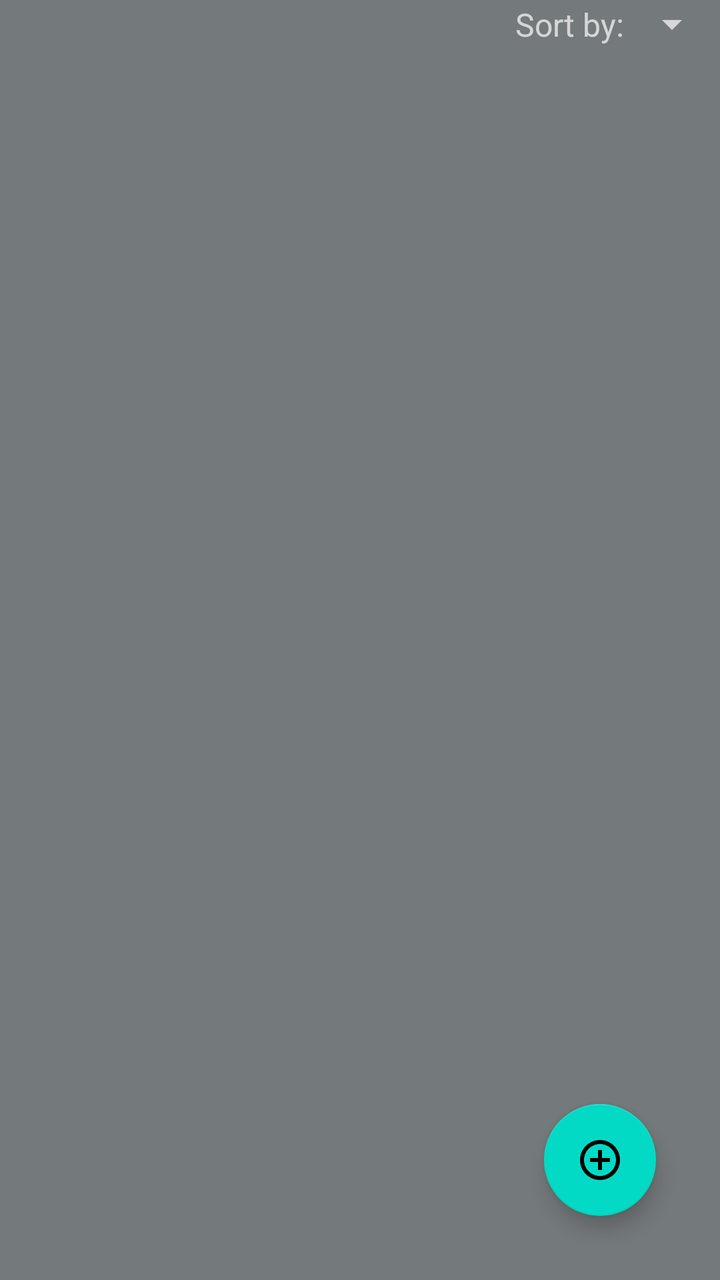
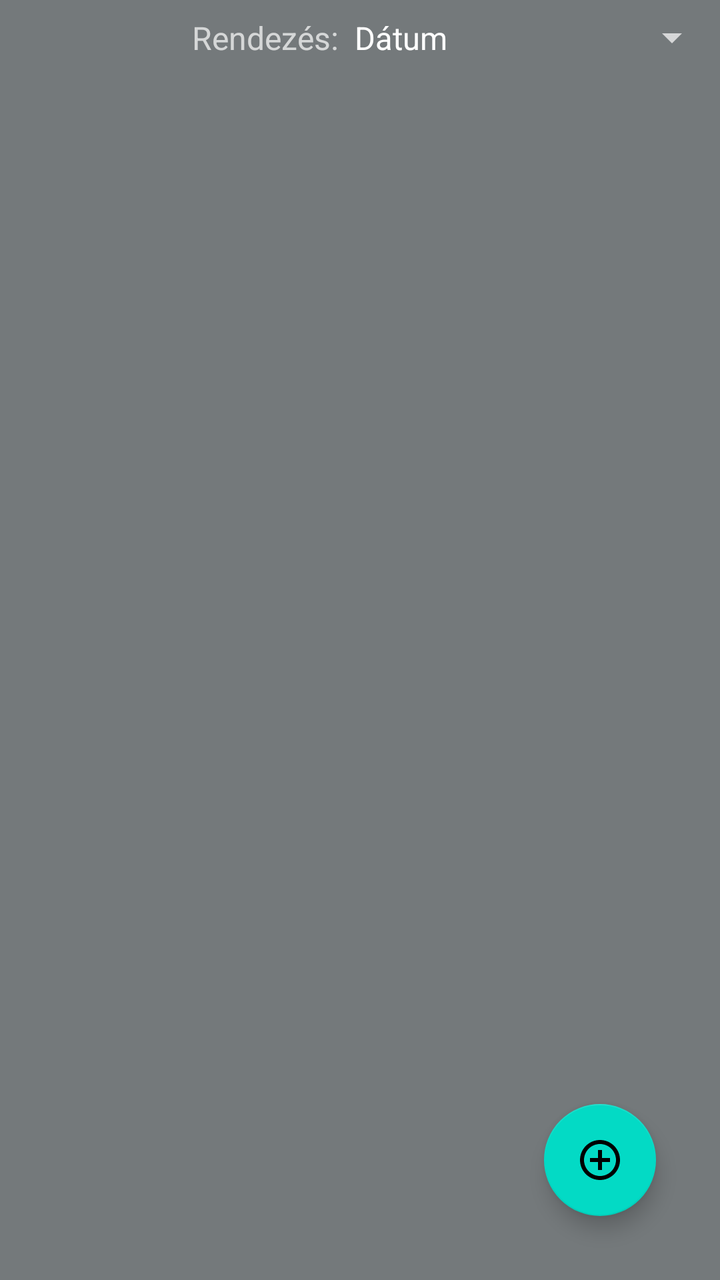

The first picture is an Android layout as it rendered before a commit; the second is the same layout after the commit. The layout source and the unified diff follow.
<!-- AndroidManifest.xml: application theme AppTheme -->
<!-- res/layout/fragment_run.xml -->
<?xml version="1.0" encoding="utf-8"?>
<androidx.constraintlayout.widget.ConstraintLayout xmlns:android="http://schemas.android.com/apk/res/android"
    xmlns:app="http://schemas.android.com/apk/res-auto"
    xmlns:tools="http://schemas.android.com/tools"
    android:layout_width="match_parent"
    android:layout_height="match_parent">

    <Spinner
        android:id="@+id/spFilter"
        android:layout_width="wrap_content"
        android:layout_height="wrap_content"
        android:paddingTop="8dp"
        android:paddingBottom="8dp"
        app:layout_constraintEnd_toEndOf="parent"
        app:layout_constraintTop_toTopOf="parent" />

    <TextView
        android:id="@+id/tvFilterBy"
        android:layout_width="wrap_content"
        android:layout_height="wrap_content"
        android:text="Sort by:"
        android:textSize="16sp"
        app:layout_constraintBottom_toBottomOf="@+id/spFilter"
        app:layout_constraintEnd_toStartOf="@+id/spFilter"
        app:layout_constraintTop_toTopOf="parent" />

    <androidx.recyclerview.widget.RecyclerView
        android:id="@+id/rvRuns"
        android:layout_width="match_parent"
        android:layout_height="0dp"
        app:layout_constraintBottom_toBottomOf="parent"
        app:layout_constraintEnd_toEndOf="parent"
        app:layout_constraintHorizontal_bias="0.5"
        app:layout_constraintStart_toStartOf="parent"
        app:layout_constraintTop_toBottomOf="@+id/spFilter" />

    <com.google.android.material.floatingactionbutton.FloatingActionButton
        android:id="@+id/starttrack"
        android:layout_width="wrap_content"
        android:layout_height="wrap_content"
        android:src="@drawable/ic_add"
        app:backgroundTint="@color/colorAccent"
        app:fabSize="normal"
        app:rippleColor="@android:color/white"
        android:layout_marginEnd="32dp"
        android:layout_marginBottom="32dp"
        app:layout_constraintBottom_toBottomOf="parent"
        app:layout_constraintEnd_toEndOf="parent"
        app:tint="@android:color/black" />

</androidx.constraintlayout.widget.ConstraintLayout>
<!-- resources referenced by this layout -->
<resources>
  <!-- drawable ic_add (drawable) -->
  <vector xmlns:android="http://schemas.android.com/apk/res/android"
      android:width="24dp"
      android:height="24dp"
      android:viewportWidth="24"
      android:viewportHeight="24"
      android:tint="?attr/colorControlNormal">
    <path
        android:fillColor="@android:color/white"
        android:pathData="M13,7h-2v4L7,11v2h4v4h2v-4h4v-2h-4L13,7zM12,2C6.48,2 2,6.48 2,12s4.48,10 10,10 10,-4.48 10,-10S17.52,2 12,2zM12,20c-4.41,0 -8,-3.59 -8,-8s3.59,-8 8,-8 8,3.59 8,8 -3.59,8 -8,8z"/>
  </vector>
  <style name="AppTheme" parent="Theme.MaterialComponents.NoActionBar">
          
          <item name="colorPrimary">@color/gray</item>
          <item name="colorSecondary">@color/gray</item>
          <item name="android:colorBackground">@color/gray</item>
          <item name="colorError">@color/black</item>
  
          
          <item name="colorPrimaryVariant">@android:color/white</item>
          <item name="colorSecondaryVariant">@color/gray</item>
          
          <item name="colorSurface">@color/gray</item>
          <item name="colorOnPrimary">@color/gray</item>
          <item name="colorOnSecondary">@color/black</item>
          <item name="colorOnBackground">@color/gray</item>
          <item name="colorOnError">@android:color/black</item>
          <item name="colorOnSurface">@android:color/white</item>
          <item name="scrimBackground">@color/mtrl_scrim_color</item>
          <item name="textAppearanceHeadline1">@style/TextAppearance.MaterialComponents.Headline1</item>
          <item name="textAppearanceHeadline2">@style/TextAppearance.MaterialComponents.Headline2</item>
          <item name="textAppearanceHeadline3">@style/TextAppearance.MaterialComponents.Headline3</item>
          <item name="textAppearanceHeadline4">@style/TextAppearance.MaterialComponents.Headline4</item>
          <item name="textAppearanceHeadline5">@style/TextAppearance.MaterialComponents.Headline5</item>
          <item name="textAppearanceHeadline6">@style/TextAppearance.MaterialComponents.Headline6</item>
          <item name="textAppearanceSubtitle1">@style/TextAppearance.MaterialComponents.Subtitle1</item>
          <item name="textAppearanceSubtitle2">@style/TextAppearance.MaterialComponents.Subtitle2</item>
          <item name="textAppearanceBody1">@style/TextAppearance.MaterialComponents.Body1</item>
          <item name="textAppearanceBody2">@style/TextAppearance.MaterialComponents.Body2</item>
          <item name="textAppearanceCaption">@style/TextAppearance.MaterialComponents.Caption</item>
          <item name="textAppearanceButton">@style/TextAppearance.MaterialComponents.Button</item>
          <item name="textAppearanceOverline">@style/TextAppearance.MaterialComponents.Overline</item>
  
          <item name="alertDialogTheme">@style/AlertDialogTheme</item>
      </style>
  <color name="gray">#74797B</color>
  <color name="black">#FF000000</color>
  <style name="AlertDialogTheme" parent="ThemeOverlay.MaterialComponents.Dialog.Alert">
          <item name="buttonBarPositiveButtonStyle">@style/PositiveButtonStyle</item>
          <item name="buttonBarNegativeButtonStyle">@style/NegativeButtonStyle</item>
      </style>
  <style name="PositiveButtonStyle" parent="Widget.MaterialComponents.Button.TextButton.Dialog">
          <item name="android:textColor">@color/colorAccent</item>
      </style>
  <style name="NegativeButtonStyle" parent="Widget.MaterialComponents.Button.TextButton.Dialog">
          <item name="android:textColor">@color/colorAccent</item>
      </style>
</resources>

<!-- the commit's change to res/layout/fragment_run.xml (unified diff, before → after) -->
@@ -9,6 +9,7 @@
         android:id="@+id/spFilter"
         android:layout_width="wrap_content"
         android:layout_height="wrap_content"
+        android:entries="@array/filter_options"
         android:paddingTop="8dp"
         android:paddingBottom="8dp"
         app:layout_constraintEnd_toEndOf="parent"
@@ -18,7 +19,7 @@
         android:id="@+id/tvFilterBy"
         android:layout_width="wrap_content"
         android:layout_height="wrap_content"
-        android:text="Sort by:"
+        android:text="Rendezés:"
         android:textSize="16sp"
         app:layout_constraintBottom_toBottomOf="@+id/spFilter"
         app:layout_constraintEnd_toStartOf="@+id/spFilter"
<!-- resource entries referenced after the edit -->
@@ -1,5 +1,12 @@
 <!-- resources referenced by this layout -->
 <resources>
+  <string-array name="filter_options">
+          <item>Dátum</item>
+          <item>Futási idő</item>
+          <item>Távolság</item>
+          <item>Átlagos sebesség</item>
+          <item>Elégetett kalóriák</item>
+      </string-array>
   <!-- drawable ic_add (drawable) -->
   <vector xmlns:android="http://schemas.android.com/apk/res/android"
       android:width="24dp"
